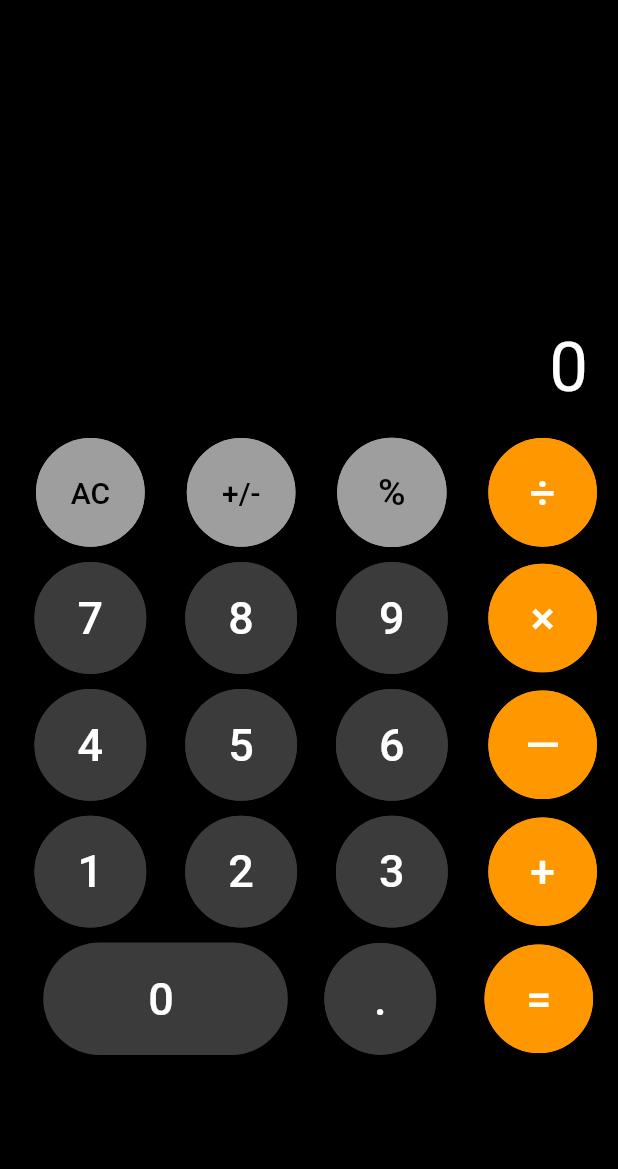
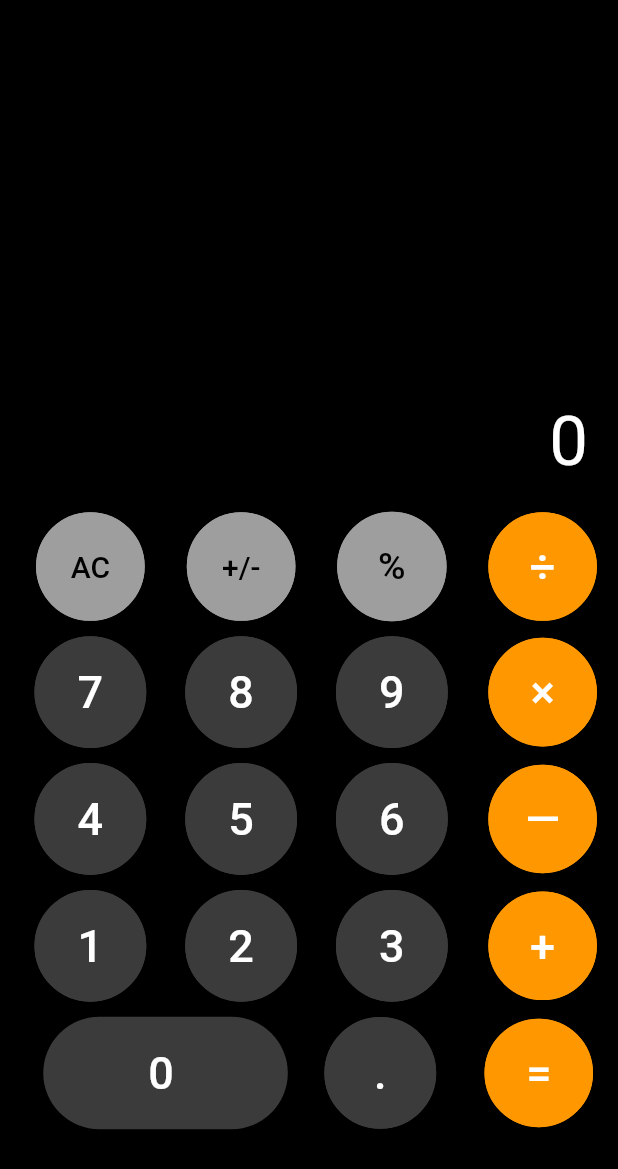
Before and after one commit to MarukoAnn/flutter_clac, a Flutter app: the screen it shows after launch, on a phone screen of 412 x 824 dp. Shown: the top 1169 px of the screen. Run offline on Flutter 3.47's test engine with Material 2 defaults, Android fonts, the phone set to English and light mode, and no system bars; our stand-ins replace flutter_screenutil.

Commit message:
操作日志：      （1）计算器布局bug 修改

```diff
--- a/lib/main.dart
+++ b/lib/main.dart
@@ -47,7 +47,7 @@ class ContentBodyState extends State<ContentBody>{
         new Container(
           padding: EdgeInsets.only(top: 10.0, left: 10.0, right: 20.0,bottom: 10.0),
           width: ScreenUtil().setWidth(750),
-          height: ScreenUtil().setHeight(440),
+          height: ScreenUtil().setHeight(520),
           alignment: Alignment.bottomRight,
           child: new Text(sums, style: new TextStyle(
             fontSize: 46,
@@ -368,7 +368,6 @@ class ContentBodyState extends State<ContentBody>{
               ),
             ],
           ),
-
         )
       ],
     );
```
